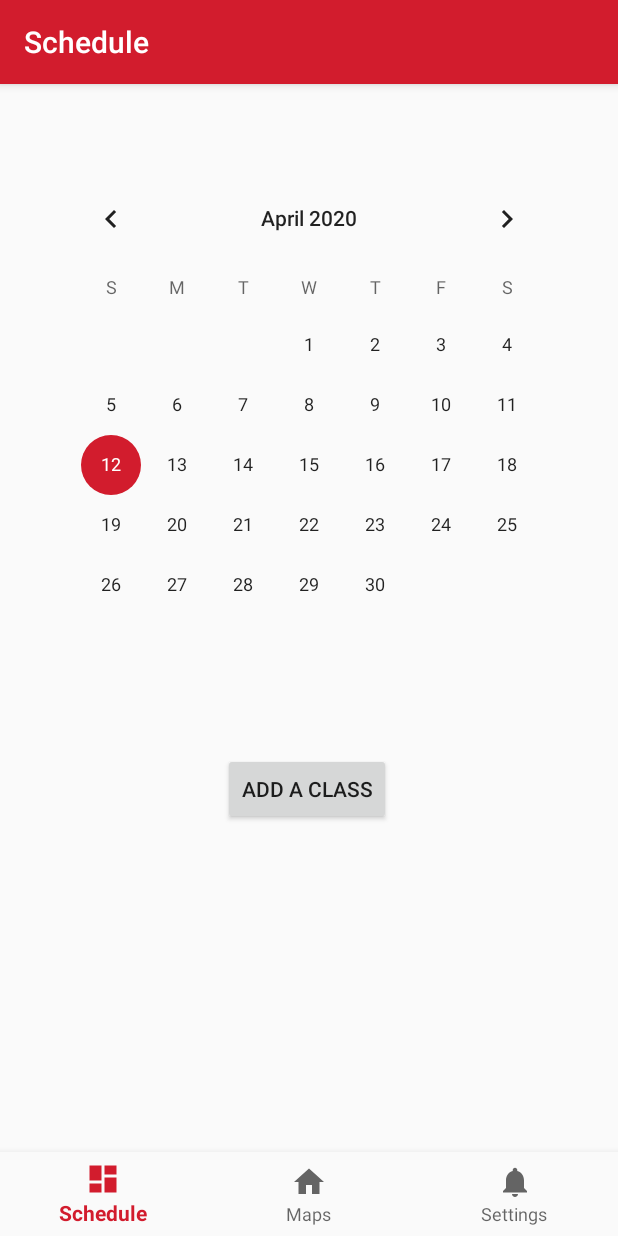
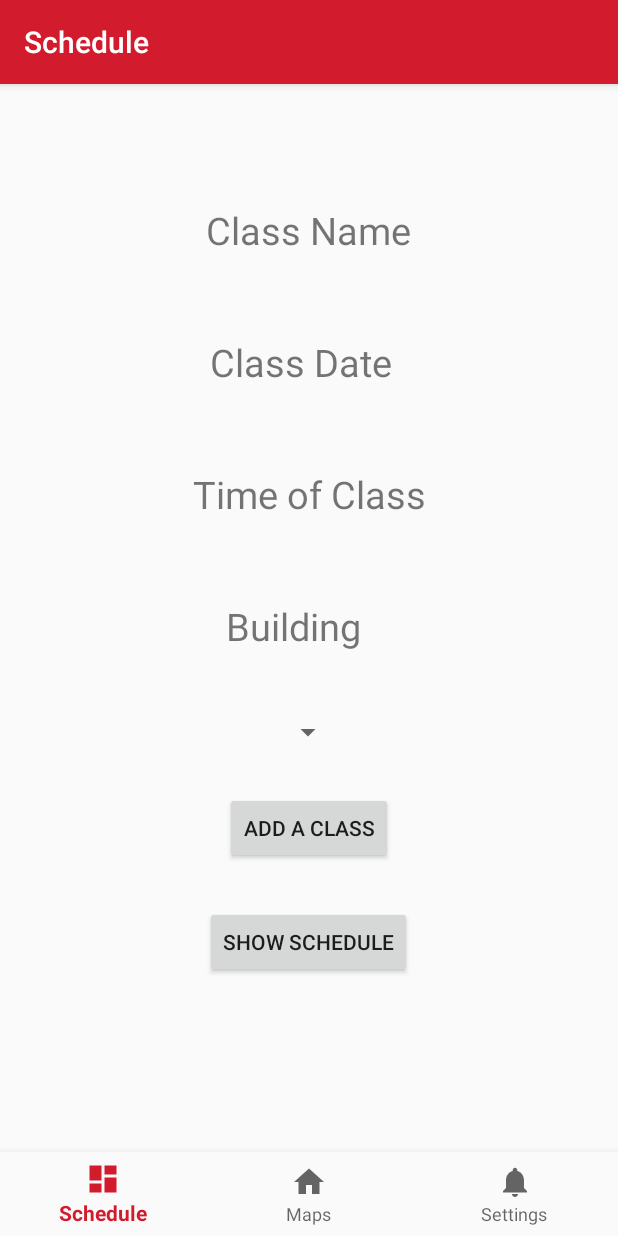
Before and after one commit to HaydenWorrix/UCRA3Tile, an Android app: the ScheduleFragment screen opened through its navigation route, on a phone screen of 412 x 824 dp. Run offline under Robolectric (Android 15) with nearby library versions, the phone set to English and light mode, and no system bars; our stand-ins replace navigation-ui.

Commit message:
Update Scedule Fragment

```diff
--- a/app/src/main/res/layout/fragment_schedule.xml
+++ b/app/src/main/res/layout/fragment_schedule.xml
@@ -7,29 +7,82 @@
     tools:context=".ui.schedule.ScheduleFragment">
 
 
-    <CalendarView
-        android:id="@+id/calendarView"
-        android:layout_width="wrap_content"
-        android:layout_height="wrap_content"
-        android:orientation="vertical"
-        app:layout_constraintEnd_toEndOf="parent"
-        app:layout_constraintHorizontal_bias="0.5"
-        app:layout_constraintStart_toStartOf="parent"
-        tools:layout_editor_absoluteY="63dp" />
-
     <Button
         android:id="@+id/button"
         android:layout_width="wrap_content"
         android:layout_height="wrap_content"
-        android:layout_marginTop="52dp"
-        android:layout_marginEnd="24dp"
-        android:layout_marginBottom="5dp"
+        android:layout_marginTop="416dp"
         android:text="Add a class"
-        app:layout_constraintBottom_toBottomOf="parent"
-        app:layout_constraintEnd_toEndOf="@id/calendarView"
-        app:layout_constraintHorizontal_bias="0.609"
+        app:layout_constraintEnd_toEndOf="parent"
         app:layout_constraintStart_toStartOf="parent"
-        app:layout_constraintTop_toBottomOf="@+id/calendarView"
-        app:layout_constraintVertical_bias="0.0" />
+        app:layout_constraintTop_toTopOf="parent" />
+
+    <TextView
+        android:id="@+id/txtCourseName"
+        android:layout_width="wrap_content"
+        android:layout_height="wrap_content"
+        android:layout_marginTop="24dp"
+        android:text="Class Name"
+        android:textSize="25sp"
+        app:layout_constraintEnd_toEndOf="parent"
+        app:layout_constraintHorizontal_bias="0.498"
+        app:layout_constraintStart_toStartOf="parent"
+        app:layout_constraintTop_toTopOf="parent" />
+
+    <TextView
+        android:id="@+id/txtDays"
+        android:layout_width="wrap_content"
+        android:layout_height="wrap_content"
+        android:layout_marginTop="112dp"
+        android:text="Class Date"
+        android:textSize="25sp"
+        app:layout_constraintEnd_toEndOf="parent"
+        app:layout_constraintHorizontal_bias="0.482"
+        app:layout_constraintStart_toStartOf="parent"
+        app:layout_constraintTop_toTopOf="parent" />
+
+    <TextView
+        android:id="@+id/txtCourseTIme"
+        android:layout_width="wrap_content"
+        android:layout_height="wrap_content"
+        android:layout_marginTop="200dp"
+        android:text="Time of Class"
+        android:textSize="25sp"
+        app:layout_constraintEnd_toEndOf="parent"
+        app:layout_constraintStart_toStartOf="parent"
+        app:layout_constraintTop_toTopOf="parent" />
+
+    <TextView
+        android:id="@+id/textView4"
+        android:layout_width="wrap_content"
+        android:layout_height="wrap_content"
+        android:layout_marginTop="288dp"
+        android:text="Building"
+        android:textSize="25sp"
+        app:layout_constraintEnd_toEndOf="parent"
+        app:layout_constraintHorizontal_bias="0.467"
+        app:layout_constraintStart_toStartOf="parent"
+        app:layout_constraintTop_toTopOf="parent" />
+
+    <Spinner
+        android:id="@+id/spinner3"
+        android:layout_width="wrap_content"
+        android:layout_height="wrap_content"
+        android:layout_marginTop="364dp"
+        app:layout_constraintEnd_toEndOf="parent"
+        app:layout_constraintHorizontal_bias="0.498"
+        app:layout_constraintStart_toStartOf="parent"
+        app:layout_constraintTop_toTopOf="parent" />
+
+    <Button
+        android:id="@+id/button2"
+        android:layout_width="wrap_content"
+        android:layout_height="wrap_content"
+        android:layout_marginTop="492dp"
+        android:text="Show Schedule"
+        app:layout_constraintEnd_toEndOf="parent"
+        app:layout_constraintHorizontal_bias="0.498"
+        app:layout_constraintStart_toStartOf="parent"
+        app:layout_constraintTop_toTopOf="parent" />
 
 </androidx.constraintlayout.widget.ConstraintLayout>
```
